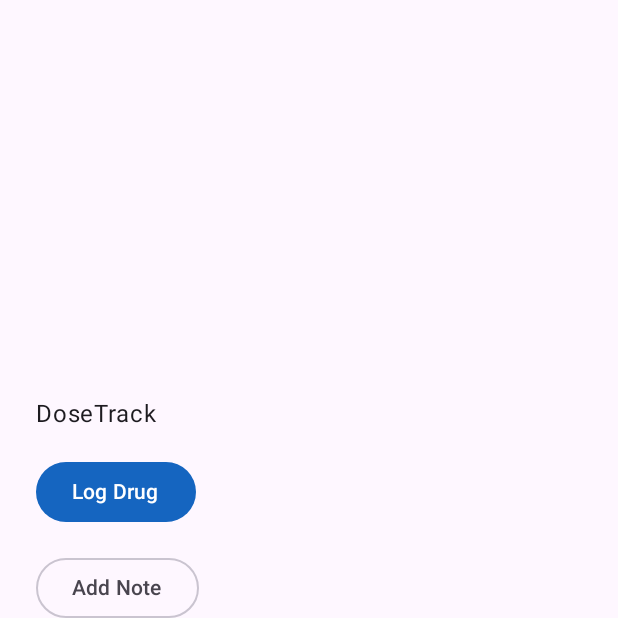
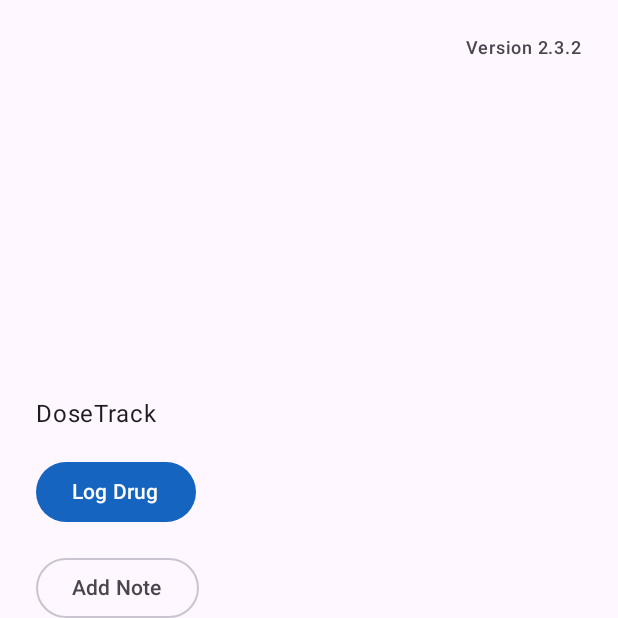
Before and after one commit to SuncanStilinovic/dosetrack, an Android app built with Jetpack Compose: the HomeScreen screen opened through its navigation route, on a phone screen of 412 x 824 dp, the top half of it. Run offline under Robolectric (Android 15) with nearby library versions, the phone set to English and light mode, and no system bars; our stand-ins replace Room's generated code.

Commit message:
Add version to the Home screen.

```diff
--- a/app/build.gradle.kts
+++ b/app/build.gradle.kts
@@ -17,8 +17,8 @@ android {
         applicationId = "com.dosetrack"
         minSdk = 29 // Android 10: covers phones up to ~6 years old, including un-updated budget devices
         targetSdk = 36
-        versionCode = 7
-        versionName = "2.2.2"
+        versionCode = 8
+        versionName = "2.3.2"
     }
 
     // Secrets live in ~/.gradle/gradle.properties (dosetrack.*), never in this repo.
@@ -44,6 +44,7 @@ android {
 
     buildFeatures {
         compose = true
+        buildConfig = true // Home screen shows BuildConfig.VERSION_NAME
     }
 }
 
--- a/app/src/main/java/com/dosetrack/ui/home/HomeScreen.kt
+++ b/app/src/main/java/com/dosetrack/ui/home/HomeScreen.kt
@@ -1,16 +1,19 @@
 package com.dosetrack.ui.home
 
 import androidx.compose.foundation.layout.Arrangement
+import androidx.compose.foundation.layout.Box
 import androidx.compose.foundation.layout.Column
 import androidx.compose.foundation.layout.fillMaxSize
 import androidx.compose.foundation.layout.padding
 import androidx.compose.material3.Button
+import androidx.compose.material3.MaterialTheme
 import androidx.compose.material3.OutlinedButton
 import androidx.compose.material3.Text
 import androidx.compose.runtime.Composable
 import androidx.compose.ui.Alignment
 import androidx.compose.ui.Modifier
 import androidx.compose.ui.unit.dp
+import com.dosetrack.BuildConfig
 
 @Composable
 fun HomeScreen(
@@ -19,10 +22,19 @@ fun HomeScreen(
     onAddMedication: () -> Unit,
     modifier: Modifier = Modifier,
 ) {
-    Column(
+    Box(
         modifier = modifier
             .fillMaxSize()
             .padding(24.dp),
+    ) {
+        Text(
+            text = "Version ${BuildConfig.VERSION_NAME}",
+            style = MaterialTheme.typography.labelMedium,
+            color = MaterialTheme.colorScheme.onSurfaceVariant,
+            modifier = Modifier.align(Alignment.TopEnd),
+        )
+        Column(
+            modifier = Modifier.fillMaxSize(),
             verticalArrangement = Arrangement.spacedBy(16.dp, Alignment.CenterVertically),
         ) {
             Text("DoseTrack")
@@ -37,3 +49,4 @@ fun HomeScreen(
             }
         }
     }
+}
```
Lines whose indentation alone changed are shown as unchanged.
